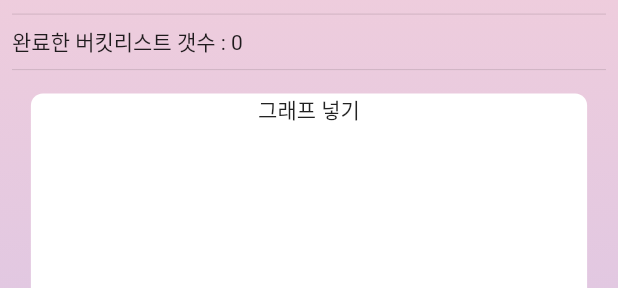
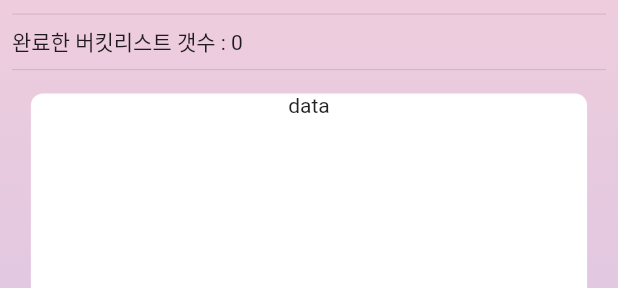
Before and after one commit to Seulbi-Lee-project/bucket_list_app, a Flutter app: the FirstTab widget shown alone on an empty page, opened directly, on a phone screen of 412 x 824 dp. Shown: the part 165-453 px from the top of the screen. Run offline on Flutter 3.47's test engine with Material 2 defaults, Android fonts, the phone set to English and light mode, and no system bars; our stand-ins replace fl_chart.

Commit message:
barchart_example

```diff
--- a/lib/main.dart
+++ b/lib/main.dart
@@ -1,4 +1,5 @@
 import 'package:bucket_list_app/bucket_list_service.dart';
+import 'package:fl_chart/fl_chart.dart';
 import 'package:flutter/cupertino.dart';
 import 'package:flutter/material.dart';
 import 'package:provider/provider.dart';
@@ -138,7 +139,7 @@ class FirstTab extends StatelessWidget {
                     ),
                   ),
                   child: Column(
-                    children: [Text("그래프 넣기")],
+                    children: [Text("data")],
                   ),
                 ),
               )
@@ -260,6 +261,10 @@ class _ThirdTabState extends State<ThirdTab> {
                             : TextDecoration.none,
                       ),
                     ),
+                    //완료일
+                    subtitle: Text(bucket.endDate == null
+                        ? ""
+                        : bucket.endDate.toString().substring(0, 10)),
                     // 삭제 아이콘 버튼
                     trailing: IconButton(
                       icon: Icon(CupertinoIcons.delete),
@@ -271,6 +276,7 @@ class _ThirdTabState extends State<ThirdTab> {
                       // 아이템 클릭시
                       setState(() {
                         bucket.isDone = !bucket.isDone;
+                        bucket.endDate = DateTime.now();
                       });
                     },
                   );
```
